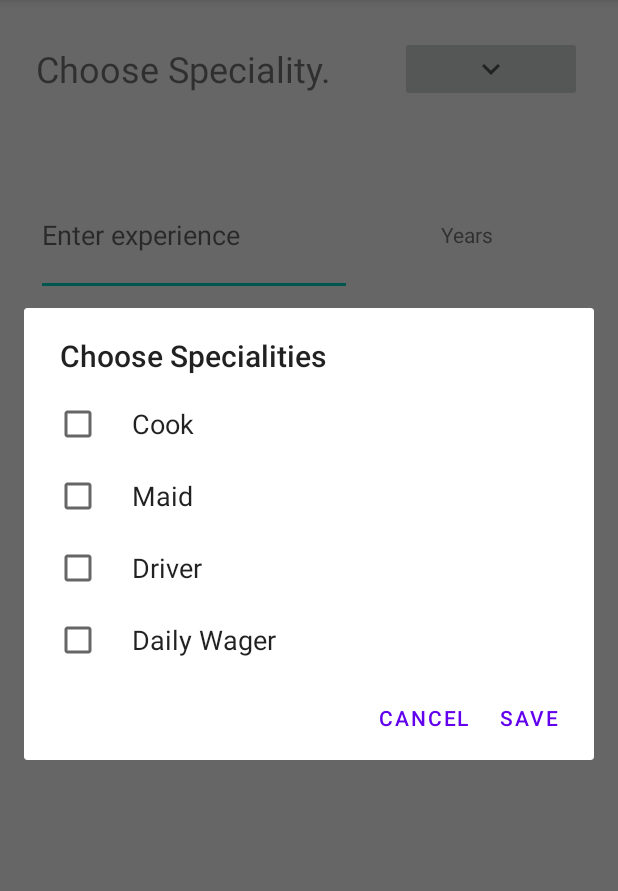
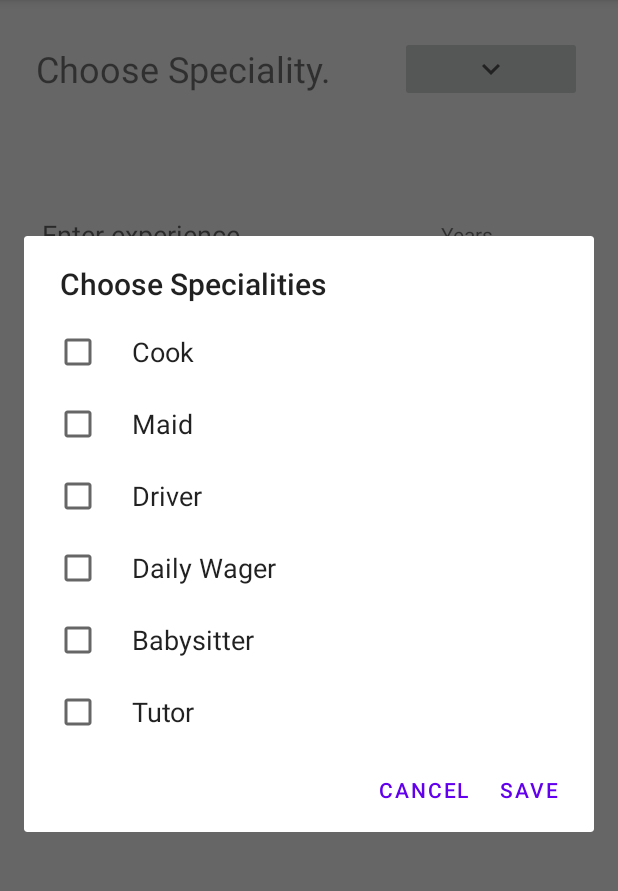
Before and after one commit to vividsky/Atlas, an Android app: the fragment ServiceProviderDetailsFragment shown on its own in the app's theme, after a tap on an icon or button, on a phone screen of 412 x 824 dp, the part 84-975 px from its top. Run offline under Robolectric (Android 15) with nearby library versions, the phone set to English and light mode, and no system bars; our stand-ins replace Firebase (no records; nobody signed in at launch, a user with empty details on screens opened directly).

Commit message:
update arrays of specialities.

```diff
--- a/Atlas/app/src/main/java/com/example/atlas/authentication/UserProfileFragment.java
+++ b/Atlas/app/src/main/java/com/example/atlas/authentication/UserProfileFragment.java
@@ -29,7 +29,7 @@ public class UserProfileFragment extends Fragment {
     public static final String TAG = UserProfileFragment.class.getSimpleName();
 
     private ArrayList<String> servicesSelected = new ArrayList<>();
-    private final String[] servicesList = new String[]{"Cook", "Driver", "Babysitter", "Tutor", "Daily wager", "Maid"};
+    private final String[] servicesList = getResources().getStringArray(R.array.speciality);
     private final boolean[] checkedItems = new boolean[servicesList.length];
 
     FirebaseAuth firebaseAuth;
--- a/Atlas/app/src/main/res/values/arrays.xml
+++ b/Atlas/app/src/main/res/values/arrays.xml
@@ -5,6 +5,8 @@
         <item >@string/maid</item>
         <item >@string/driver</item>
         <item >@string/daily_wager</item>
+        <item >@string/babysitter</item>
+        <item >@string/tutor</item>
     </string-array>
 
     <string-array name="experience_variable">
--- a/Atlas/app/src/main/res/values/strings.xml
+++ b/Atlas/app/src/main/res/values/strings.xml
@@ -9,6 +9,8 @@
     <string name="maid">Maid</string>
     <string name="driver">Driver</string>
     <string name="daily_wager">Daily Wager</string>
+    <string name="babysitter">Babysitter</string>
+    <string name="tutor">Tutor</string>
 
     <string name="month">Month</string>
     <string name="year">Year</string>
```
